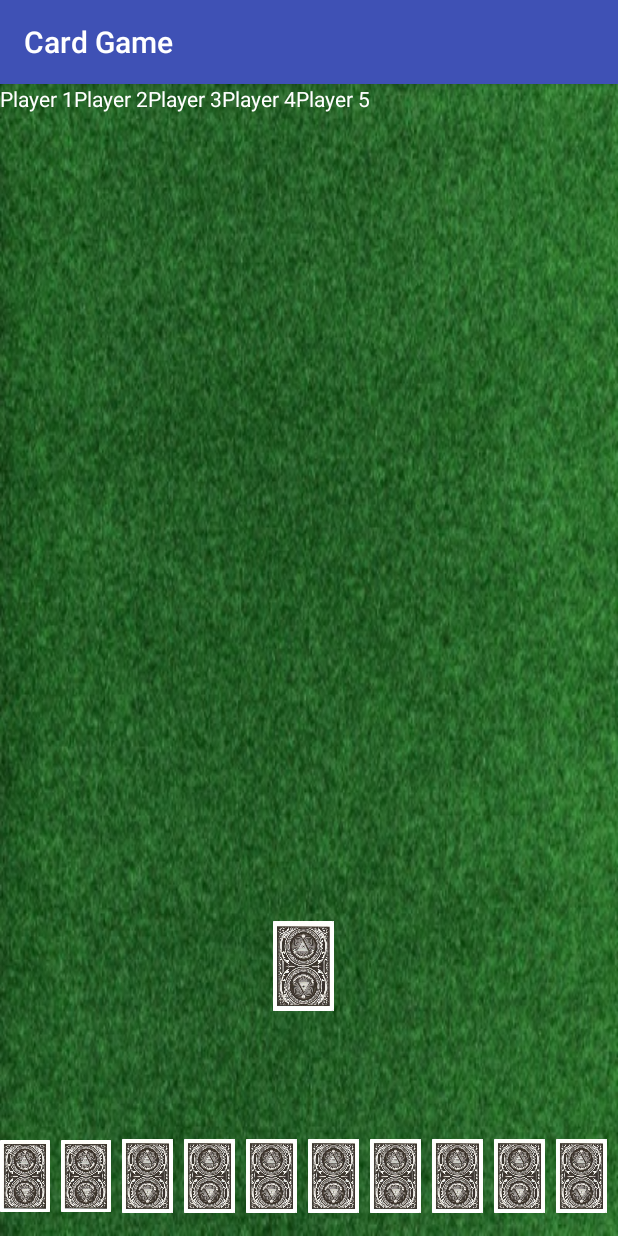
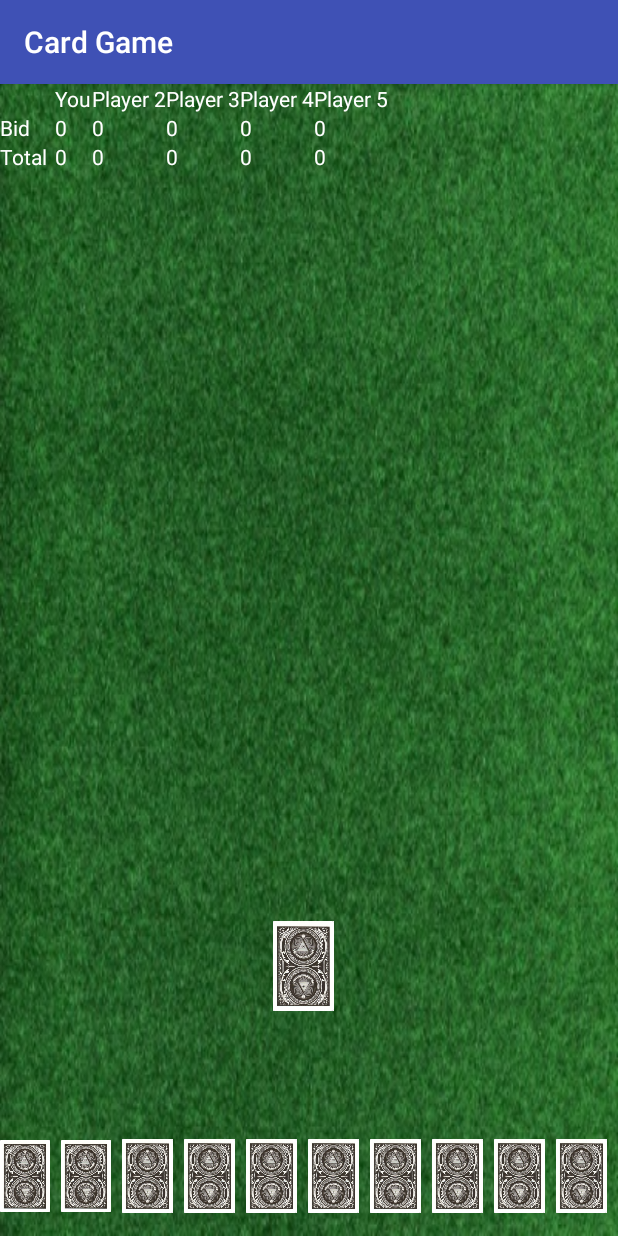
Before and after one commit to itderrickh/CardGame, an Android app: the screen it shows after launch (MainActivity), after a tap on "SUBMIT BID", on a phone screen of 412 x 824 dp. Run offline under Robolectric (Android 15) with nearby library versions, the phone set to English and light mode, and no system bars; 2 statements that could not run were skipped.

Commit message:
Finished lab 5
Handles bids. Added more scoreboard stuff.

```diff
--- a/app/src/main/java/com/itderrickh/cardgame/fragments/BiddingFragment.java
+++ b/app/src/main/java/com/itderrickh/cardgame/fragments/BiddingFragment.java
@@ -11,6 +11,7 @@ import android.view.ViewGroup;
 import android.widget.ArrayAdapter;
 import android.widget.Button;
 import android.widget.Spinner;
+import android.widget.TextView;
 
 import com.itderrickh.cardgame.Card;
 import com.itderrickh.cardgame.R;
@@ -18,6 +19,7 @@ import com.itderrickh.cardgame.R;
 public class BiddingFragment extends Fragment implements View.OnClickListener {
 
     private int biddingSlots;
+    private Spinner spinner;
     public BiddingFragment() { }
 
     @Override
@@ -53,11 +55,11 @@ public class BiddingFragment extends Fragment implements View.OnClickListener {
         super.onStart();
 
         //Initialize array 1 to N
-        final Integer[] values = new Integer[biddingSlots];
-        for(int i = 0; i < biddingSlots; i++) { values[i] = i + 1; }
+        final Integer[] values = new Integer[biddingSlots + 1];
+        for(int i = 0; i <= biddingSlots; i++) { values[i] = i; }
 
         ArrayAdapter<Integer> adapter = new ArrayAdapter<Integer>(getActivity(), R.layout.support_simple_spinner_dropdown_item, values);
-        Spinner spinner = (Spinner) getView().findViewById(R.id.biddingSpinner);
+        spinner = (Spinner) getView().findViewById(R.id.biddingSpinner);
         Button submitBid = (Button) getView().findViewById(R.id.submitBid);
         spinner.setAdapter(adapter);
 
@@ -80,6 +82,10 @@ public class BiddingFragment extends Fragment implements View.OnClickListener {
 
     @Override
     public void onClick(View v) {
+        TextView textView = (TextView) spinner.getSelectedView();
+        String result = textView.getText().toString();
+        int bid = Integer.parseInt(result);
+
         FragmentManager fragmentManager = getFragmentManager();
         FragmentTransaction fragmentTransaction = fragmentManager.beginTransaction();
         FieldFragment makeField = FieldFragment.newInstance(new Card[5]);
@@ -89,5 +95,7 @@ public class BiddingFragment extends Fragment implements View.OnClickListener {
         TableFragment tableFragment = (TableFragment) fragmentManager.findFragmentById(R.id.tables_fragment);
         tableFragment.setupClickEvents();
         tableFragment.doneBidding = true;
+        tableFragment.bid = bid;
+        tableFragment.updateBid();
     }
 }
--- a/app/src/main/java/com/itderrickh/cardgame/fragments/TableFragment.java
+++ b/app/src/main/java/com/itderrickh/cardgame/fragments/TableFragment.java
@@ -10,6 +10,7 @@ import android.view.LayoutInflater;
 import android.view.View;
 import android.view.ViewGroup;
 import android.widget.ImageView;
+import android.widget.TextView;
 
 import com.itderrickh.cardgame.Card;
 import com.itderrickh.cardgame.Deck;
@@ -29,6 +30,7 @@ public class TableFragment extends Fragment {
     private int lastClickedCard = -1;
     private int cardPlayed = 0;
     public boolean doneBidding = false;
+    public int bid = 0;
 
     public TableFragment() { }
 
@@ -124,6 +126,11 @@ public class TableFragment extends Fragment {
         outState.putBoolean("doneBidding", this.doneBidding);
     }
 
+    public void updateBid() {
+        TextView bidArea = (TextView) getView().findViewById(R.id.bid1);
+        bidArea.setText(bid + "");
+    }
+
     public void setupClickEvents() {
         for(int i = 0; i < this.handLocs.length; i++) {
             //Make a variable we can reference in the inner class
--- a/app/src/main/res/layout/fragment_table.xml
+++ b/app/src/main/res/layout/fragment_table.xml
@@ -19,39 +19,129 @@
         android:id="@+id/scoreboard">
         <TextView
             android:layout_height="wrap_content"
-            android:text="Player 1"
+            android:text="You"
             android:textColor="@color/colorWhite"
             android:id="@+id/playerName1"
             android:layout_row="0"
-            android:layout_column="0" />
+            android:layout_column="1" />
         <TextView
             android:layout_height="wrap_content"
             android:text="Player 2"
             android:textColor="@color/colorWhite"
             android:id="@+id/playerName2"
             android:layout_row="0"
-            android:layout_column="1" />
+            android:layout_column="2" />
         <TextView
             android:layout_height="wrap_content"
             android:text="Player 3"
             android:textColor="@color/colorWhite"
             android:id="@+id/playerName3"
             android:layout_row="0"
-            android:layout_column="2" />
+            android:layout_column="3" />
         <TextView
             android:layout_height="wrap_content"
             android:text="Player 4"
             android:textColor="@color/colorWhite"
             android:id="@+id/playerName4"
             android:layout_row="0"
-            android:layout_column="3" />
+            android:layout_column="4" />
         <TextView
             android:layout_height="wrap_content"
             android:text="Player 5"
             android:textColor="@color/colorWhite"
             android:id="@+id/playerName5"
             android:layout_row="0"
+            android:layout_column="5" />
+
+        <TextView
+            android:layout_height="wrap_content"
+            android:text="Bid"
+            android:textColor="@color/colorWhite"
+            android:id="@+id/biddingText"
+            android:paddingRight="5dp"
+            android:layout_row="1"
+            android:layout_column="0">
+        </TextView>
+        <TextView
+            android:layout_height="wrap_content"
+            android:text="0"
+            android:textColor="@color/colorWhite"
+            android:id="@+id/bid1"
+            android:layout_row="1"
+            android:layout_column="1" />
+        <TextView
+            android:layout_height="wrap_content"
+            android:text="0"
+            android:textColor="@color/colorWhite"
+            android:id="@+id/bid2"
+            android:layout_row="1"
+            android:layout_column="2" />
+        <TextView
+            android:layout_height="wrap_content"
+            android:text="0"
+            android:textColor="@color/colorWhite"
+            android:id="@+id/bid3"
+            android:layout_row="1"
+            android:layout_column="3" />
+        <TextView
+            android:layout_height="wrap_content"
+            android:text="0"
+            android:textColor="@color/colorWhite"
+            android:id="@+id/bid4"
+            android:layout_row="1"
             android:layout_column="4" />
+        <TextView
+            android:layout_height="wrap_content"
+            android:text="0"
+            android:textColor="@color/colorWhite"
+            android:id="@+id/bid5"
+            android:layout_row="1"
+            android:layout_column="5" />
+
+        <TextView
+            android:layout_height="wrap_content"
+            android:text="Total"
+            android:textColor="@color/colorWhite"
+            android:id="@+id/TotalText"
+            android:paddingRight="5dp"
+            android:layout_row="2"
+            android:layout_column="0">
+        </TextView>
+        <TextView
+            android:layout_height="wrap_content"
+            android:text="0"
+            android:textColor="@color/colorWhite"
+            android:id="@+id/total1"
+            android:layout_row="2"
+            android:layout_column="1" />
+        <TextView
+            android:layout_height="wrap_content"
+            android:text="0"
+            android:textColor="@color/colorWhite"
+            android:id="@+id/total2"
+            android:layout_row="2"
+            android:layout_column="2" />
+        <TextView
+            android:layout_height="wrap_content"
+            android:text="0"
+            android:textColor="@color/colorWhite"
+            android:id="@+id/total3"
+            android:layout_row="2"
+            android:layout_column="3" />
+        <TextView
+            android:layout_height="wrap_content"
+            android:text="0"
+            android:textColor="@color/colorWhite"
+            android:id="@+id/total4"
+            android:layout_row="2"
+            android:layout_column="4" />
+        <TextView
+            android:layout_height="wrap_content"
+            android:text="0"
+            android:textColor="@color/colorWhite"
+            android:id="@+id/total5"
+            android:layout_row="2"
+            android:layout_column="5" />
     </GridLayout>
 
     <LinearLayout
@@ -122,8 +212,5 @@
         android:layout_above="@id/hand"
         android:layout_marginBottom="10dp"
         android:id="@+id/playingArea">
-
     </LinearLayout>
-
-
 </RelativeLayout>
```
